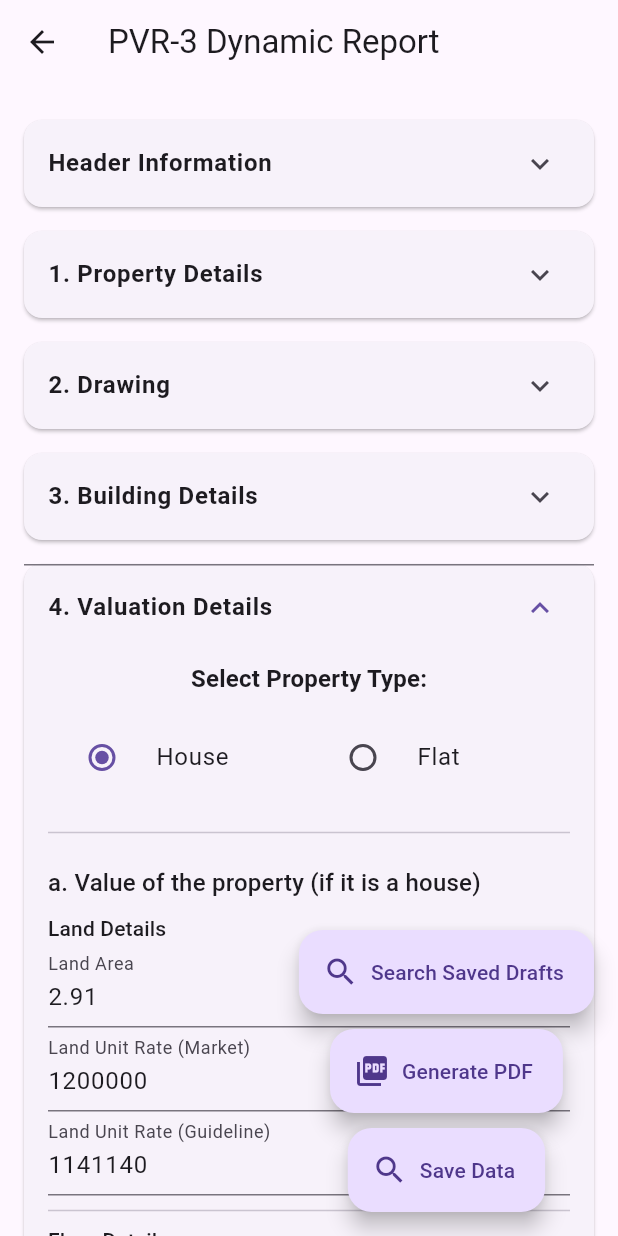
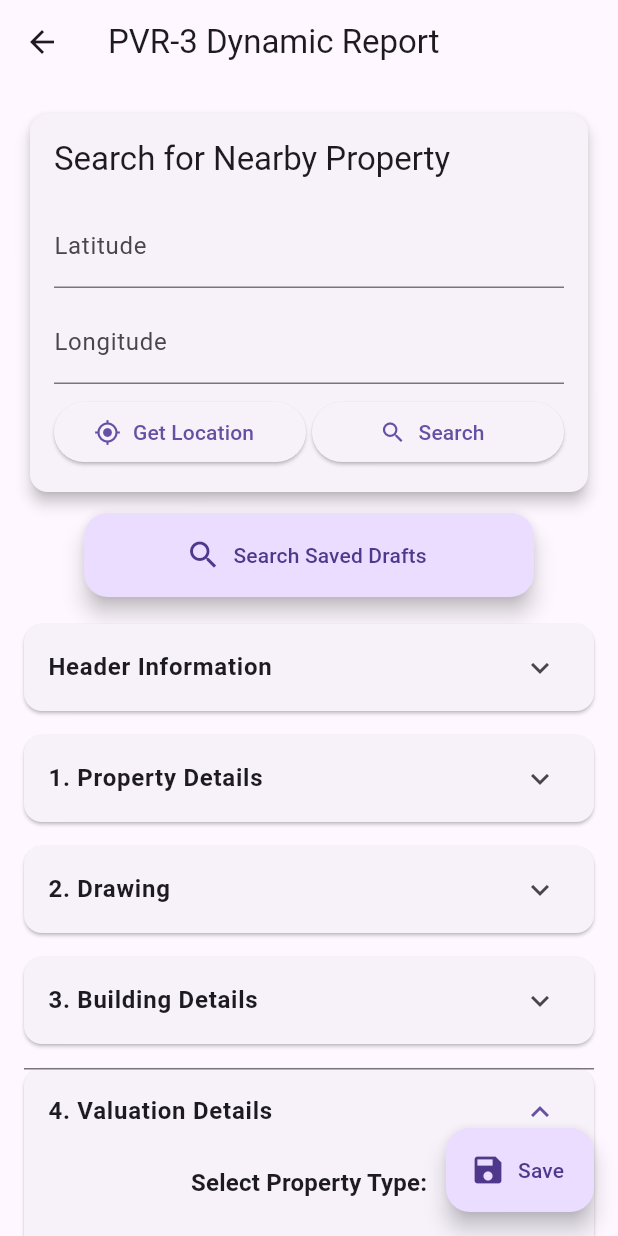
Before and after one commit to cetmulearnrvc/cloud_App, a Flutter app: the ValuationFormScreen screen opened directly, on a phone screen of 412 x 824 dp. Run offline on Flutter 3.47's test engine with Material 3 defaults, Android fonts, the phone set to English and light mode, and no system bars; our stand-ins replace geolocator, image_picker, pdf, printing, shared_preferences; missing offline and left inert: number_to_indian_words; accounts and stored records are empty.

Commit message:
Updated UI of PVR 3

```diff
--- a/lib/screens/LIC/pvr3/valuation_data_model.dart
+++ b/lib/screens/LIC/pvr3/valuation_data_model.dart
@@ -30,6 +30,7 @@ class FloorData {
 
 // ADDED: New class to represent a row in the "Progress of Work" table
 class ProgressWorkItem {
+
   String description;
   String applicantEstimate;
   String valuerOpinion;
@@ -40,6 +41,10 @@ class ProgressWorkItem {
 }
 
 class ValuationData {
+
+  String nearbyLatitude;
+  String nearbyLongitude;
+
   // Header
   final String fileNo,
       valuerName,
@@ -109,6 +114,8 @@ class ValuationData {
   final List<ValuationImage> images;
 
   ValuationData({
+    this.nearbyLatitude='',
+    this.nearbyLongitude='',
     required this.fileNo,
     required this.valuerName,
     required this.valuerCode,
--- a/lib/screens/LIC/pvr3/valuation_form_screen.dart
+++ b/lib/screens/LIC/pvr3/valuation_form_screen.dart
@@ -8,6 +8,7 @@ import 'package:geolocator/geolocator.dart';
 import 'package:image_picker/image_picker.dart';
 import 'package:intl/intl.dart';
 import 'package:login_screen/screens/LIC/pvr3/savedDraftsPVR3.dart';
+import 'package:login_screen/screens/nearbyDetails.dart';
 import 'package:pdf/pdf.dart';
 import 'package:printing/printing.dart';
 import 'valuation_data_model.dart';
@@ -61,6 +62,8 @@ class _ValuationFormScreenState extends State<ValuationFormScreen> {
   ];
 
   // --- ALL CONTROLLERS ---
+  final _nearbyLatitude=TextEditingController();
+  final _nearbyLongitude=TextEditingController();
   final _fileNoCtrl = TextEditingController(text: '5002050002910');
   final _valuerNameCtrl = TextEditingController(text: 'VIGNESH S');
   final _valuerCodeCtrl = TextEditingController(text: 'TVV0001');
@@ -587,7 +590,7 @@ class _ValuationFormScreenState extends State<ValuationFormScreen> {
     }
   }
 
-  /* Future<void> _getNearbyProperty() async {
+   Future<void> _getNearbyProperty() async {
     final latitude = _nearbyLatitude.text.trim();
     final longitude = _nearbyLongitude.text.trim();
 
@@ -651,9 +654,54 @@ class _ValuationFormScreenState extends State<ValuationFormScreen> {
         SnackBar(content: Text('Error: $e')),
       );
     }
-  } */
+  }
 
   // Helper methods for enum parsing
+Future<void> _getNearbytLocation() async {
+    bool serviceEnabled = await Geolocator.isLocationServiceEnabled();
+    if (!serviceEnabled) {
+      await Geolocator.openLocationSettings();
+      ScaffoldMessenger.of(context).showSnackBar(
+        const SnackBar(
+            content:
+                Text("Location services are disabled. Please enable them.")),
+      );
+      return;
+    }
+
+    LocationPermission permission = await Geolocator.checkPermission();
+    if (permission == LocationPermission.denied) {
+      permission = await Geolocator.requestPermission();
+      if (permission == LocationPermission.denied) {
+        ScaffoldMessenger.of(context).showSnackBar(
+          const SnackBar(content: Text("Location permissions are denied.")),
+        );
+        return;
+      }
+    }
+
+    if (permission == LocationPermission.deniedForever) {
+      ScaffoldMessenger.of(context).showSnackBar(
+        const SnackBar(
+            content: Text(
+                "Location permissions are permanently denied, we cannot request permissions.")),
+      );
+      return;
+    }
+
+    try {
+      Position position = await Geolocator.getCurrentPosition(
+          desiredAccuracy: LocationAccuracy.high);
+      setState(() {
+        _nearbyLatitude.text = position.latitude.toString();
+        _nearbyLongitude.text = position.longitude.toString();
+      });
+    } catch (e) {
+      ScaffoldMessenger.of(context).showSnackBar(
+        SnackBar(content: Text("Error getting location: $e")),
+      );
+    }
+  }
 
   void _addFloor() => setState(() => _floors.add(FloorData(name: 'New Floor')));
   void _removeFloor(int index) {
@@ -851,6 +899,80 @@ class _ValuationFormScreenState extends State<ValuationFormScreen> {
         child: ListView(
           padding: const EdgeInsets.all(16.0),
           children: [
+            Card(
+              elevation: 4,
+              child: Padding(
+                padding: const EdgeInsets.all(16.0),
+                child: Column(
+                  crossAxisAlignment: CrossAxisAlignment.start,
+                  children: [
+                    Text(
+                      "Search for Nearby Property",
+                      style: Theme.of(context).textTheme.titleLarge,
+                    ),
+                    const SizedBox(height: 16),
+                    TextFormField(
+                      controller: _nearbyLatitude,
+                      decoration: const InputDecoration(labelText: 'Latitude'),
+                    ),
+                    const SizedBox(height: 8),
+                    TextFormField(
+                      controller: _nearbyLongitude,
+                      decoration: const InputDecoration(labelText: 'Longitude'),
+                    ),
+                    const SizedBox(height: 8),
+                    Center(
+                        child: Column(
+                      children: [
+                        Row(
+                          mainAxisAlignment: MainAxisAlignment.spaceEvenly,
+                          children: [
+                            Expanded(
+                              child: ElevatedButton.icon(
+                                onPressed:
+                                    _getNearbytLocation, // Call our new method
+                                icon: const Icon(Icons.my_location),
+                                label: const Text('Get Location'),
+                              ),
+                            ),
+                            const SizedBox(
+                              width: 4,
+                            ),
+                            Expanded(
+                              child: ElevatedButton.icon(
+                                onPressed: /* () {
+                                  Navigator.of(context)
+                                      .push(MaterialPageRoute(builder: (ctx) {
+                                    return Nearbydetails(
+                                        latitude: _nearbyLatitude.text,
+                                        longitude: _nearbyLongitude.text);
+                                  }));
+                                } */
+                                    _getNearbyProperty,
+                                label: const Text('Search'),
+                                icon: const Icon(Icons.search),
+                              ),
+                            )
+                          ],
+                        ),
+                      ],
+                    )),
+                  ],
+                ),
+              ),
+            ),
+            Padding(
+              padding: const EdgeInsets.only(right: 40,left: 40,top: 10, bottom: 10),
+              child: FloatingActionButton.extended(
+              icon: const Icon(Icons.search),
+              label: const Text('Search Saved Drafts'),
+              onPressed: () {
+                Navigator.of(context).push(MaterialPageRoute(builder: (ctx) {
+                  return const SavedDraftsPVR3();
+                }));
+              },
+                        ),
+            ),
             _buildSection(title: 'Header Information', children: [
               TextFormField(
                   controller: _fileNoCtrl,
@@ -1212,43 +1334,22 @@ class _ValuationFormScreenState extends State<ValuationFormScreen> {
                       },
                     ),
                 ]),
-            const SizedBox(height: 80),
+            const SizedBox(height: 15),
+            FloatingActionButton.extended(
+              icon: const Icon(Icons.picture_as_pdf),
+              label: const Text('Generate PDF'),
+              onPressed: _generatePdf),
           ],
         ),
       ),
-//       floatingActionButton: FloatingActionButton.extended(
-//           icon: const Icon(Icons.picture_as_pdf),
-//           label: const Text('Generate PDF'),
-//           onPressed: () {
-//             _generatePdf();
-
-//           }),
+
 
       floatingActionButton: Column(
         mainAxisAlignment: MainAxisAlignment.end,
         children: [
           FloatingActionButton.extended(
-            icon: const Icon(Icons.search),
-            label: const Text('Search Saved Drafts'),
-            onPressed: () {
-              Navigator.of(context).push(MaterialPageRoute(builder: (ctx) {
-                return const SavedDraftsPVR3();
-              }));
-            },
-          ),
-          const SizedBox(
-            height: 10,
-          ),
-          FloatingActionButton.extended(
-              icon: const Icon(Icons.picture_as_pdf),
-              label: const Text('Generate PDF'),
-              onPressed: _generatePdf),
-          const SizedBox(
-            height: 10,
-          ),
-          FloatingActionButton.extended(
-            icon: const Icon(Icons.search),
-            label: const Text('Save Data'),
+            icon: const Icon(Icons.save),
+            label: const Text('Save'),
             onPressed: _saveData,
           ),
         ],
```
Also changed, not shown: BACK/uploads/1752166557025-property_5_0.jpg (added), BACK/uploads/1752166595042-property_5002050002910_0.jpg (added), BACK/uploads/1752167452870-property_5002050002910_0.jpg (added).
